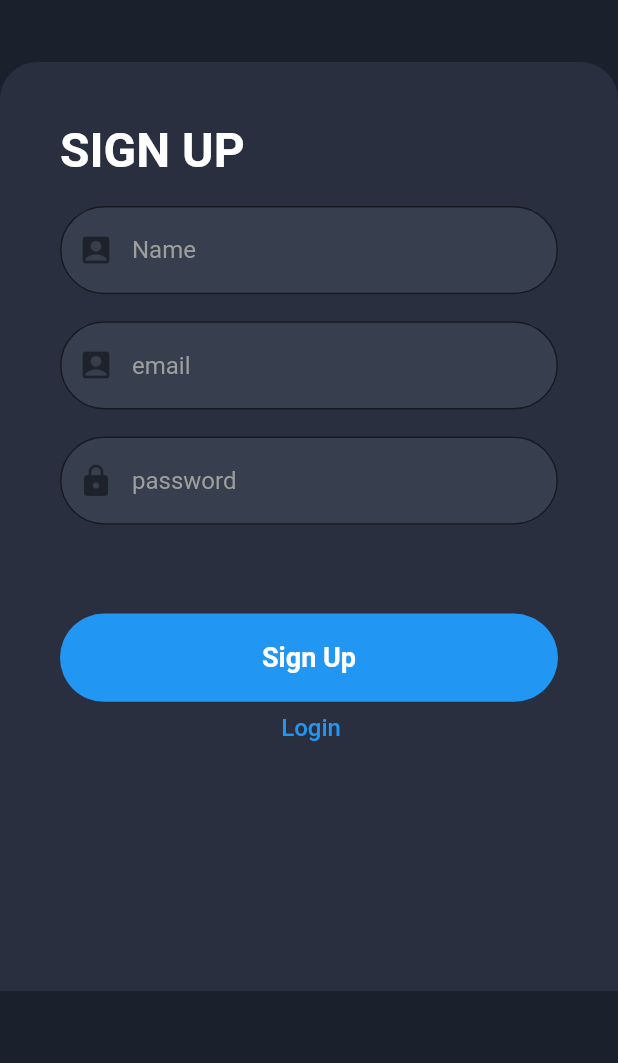
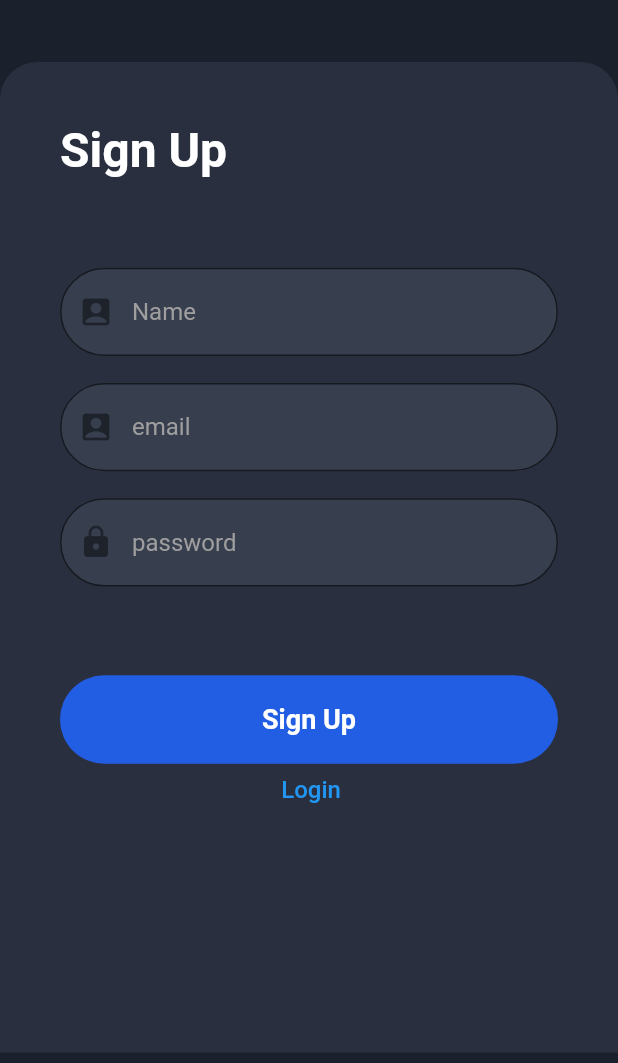
Before and after one commit to Killua-22/WeChat, a Flutter app: the screen it shows after launch, after a tap on "Create Account", on a phone screen of 412 x 824 dp, the part 173-1236 px from its top. Run offline on Flutter 3.47's test engine with Material 2 defaults, Android fonts, the phone set to English and light mode, and no system bars; our stand-ins replace cloud_firestore, firebase_auth, firebase_core, firebase_storage, image_picker; accounts and stored records are empty.

Commit message:
Second commit

```diff
--- a/lib/Authenticate/CreateAccount.dart
+++ b/lib/Authenticate/CreateAccount.dart
@@ -61,13 +61,14 @@ class _CreateAccountState extends State<CreateAccount> {
                         crossAxisAlignment: CrossAxisAlignment.start,
                         children: [
                           Text(
-                            "SIGN UP",
+                            "Sign Up",
                             style: TextStyle(
                               fontSize: 32,
                               color: Colors.white,
                               fontWeight: FontWeight.w600,
                             ),
                           ),
+                          SizedBox(height: size.height / 20),
                           Padding(
                             padding: const EdgeInsets.symmetric(vertical: 18.0),
                             child: Container(
@@ -155,7 +156,7 @@ class _CreateAccountState extends State<CreateAccount> {
           width: size.width / 1.2,
           decoration: BoxDecoration(
             borderRadius: BorderRadius.circular(206),
-            color: Colors.blue,
+            color: Color(0xFF225EE4),
           ),
           alignment: Alignment.center,
           child: Text(
@@ -175,6 +176,7 @@ class _CreateAccountState extends State<CreateAccount> {
       height: size.height / 14,
       width: size.width / 1.1,
       child: TextField(
+        style: TextStyle(color: Colors.white),
         controller: cont,
         decoration: InputDecoration(
           filled: true,
--- a/lib/Authenticate/LoginScree.dart
+++ b/lib/Authenticate/LoginScree.dart
@@ -170,6 +170,7 @@ class _LoginScreenState extends State<LoginScreen> {
       height: size.height / 14,
       width: size.width / 1.1,
       child: TextField(
+        style: TextStyle(color: Colors.white),
         controller: cont,
         decoration: InputDecoration(
           filled: true,
```
Also changed, not shown: lib/Screens/HomeScreen.dart (+7 -33 lines).
